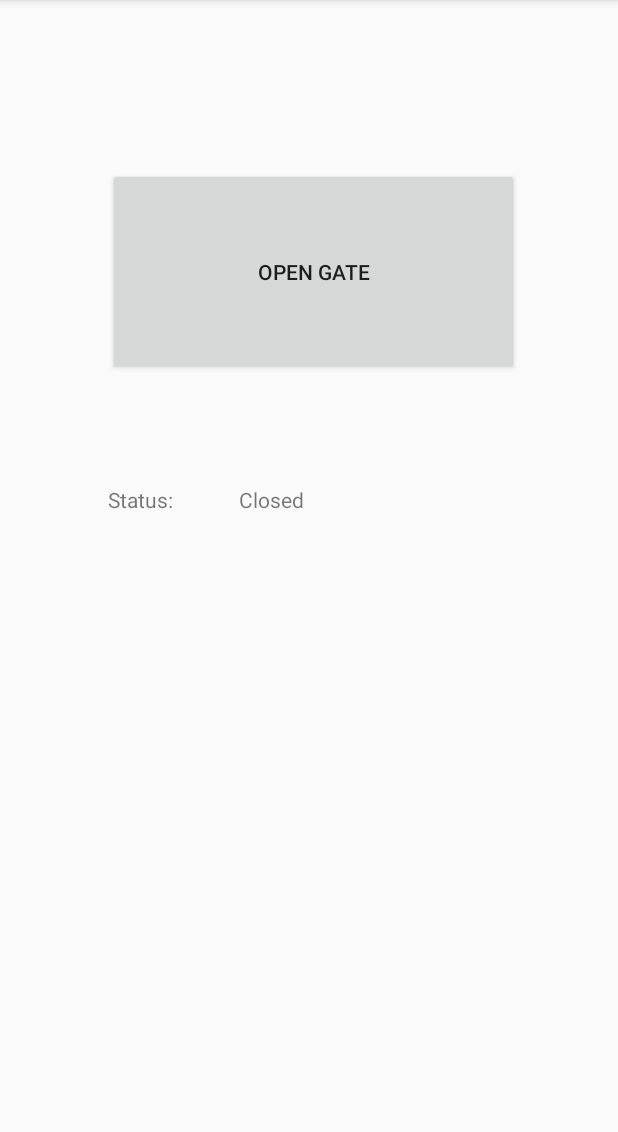
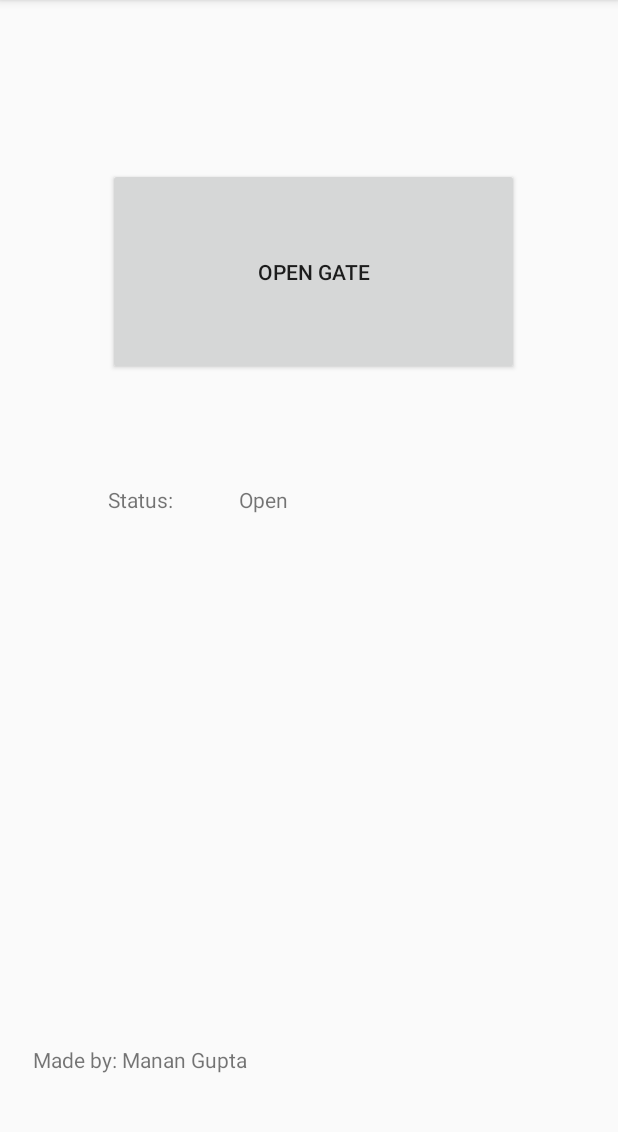
Before and after one commit to LukeTeaKirk/GateArduinoUnlock, an Android app: the screen it shows after launch (MainActivity), after a tap on "OPEN GATE", on a phone screen of 412 x 824 dp, the part 84-1216 px from its top. Run offline under Robolectric (Android 15) with nearby library versions, the phone set to English and light mode, and no system bars; libraries missing offline, so code that uses them is left out: com.amazonaws.auth, com.amazonaws.regions, com.amazonaws.services; 5 statements that could not run were skipped.

Commit message:
added aws functionality works outside of local network now

```diff
--- a/app/build.gradle
+++ b/app/build.gradle
@@ -10,6 +10,7 @@ android {
         targetSdkVersion 30
         versionCode 1
         versionName "1.0"
+        multiDexEnabled true
 
         testInstrumentationRunner "androidx.test.runner.AndroidJUnitRunner"
     }
@@ -23,6 +24,10 @@ android {
 }
 
 dependencies {
+    implementation 'com.amazonaws:aws-android-sdk-s3:2.6.30'
+    implementation 'com.amazonaws:aws-android-sdk-core:2.6.30'
+    implementation 'com.amazonaws:aws-android-sdk-ddb:2.6.30'
+    coreLibraryDesugaring 'com.android.tools:desugar_jdk_libs:1.1.1'
     implementation fileTree(dir: "libs", include: ["*.jar"])
     implementation 'androidx.appcompat:appcompat:1.1.0'
     implementation 'androidx.constraintlayout:constraintlayout:1.1.3'
--- a/app/src/main/AndroidManifest.xml
+++ b/app/src/main/AndroidManifest.xml
@@ -3,7 +3,10 @@
     package="com.manan.doorunlocker">
     <uses-permission android:name="android.permission.INTERNET" />
     <uses-permission android:name="android.permission.ACCESS_NETWORK_STATE" />
-
+    <uses-permission
+        android:name="android.permission.WRITE_EXTERNAL_STORAGE"
+    />
+    <uses-permission android:name="android.permission.READ_EXTERNAL_STORAGE" />
     <application
         android:allowBackup="true"
         android:icon="@mipmap/ic_launcher"
@@ -11,6 +14,7 @@
         android:roundIcon="@mipmap/ic_launcher_round"
         android:supportsRtl="true"
         android:theme="@style/AppTheme">
+
         <activity android:name=".MainActivity">
             <intent-filter>
                 <action android:name="android.intent.action.MAIN" />
--- a/app/src/main/java/com/manan/doorunlocker/MainActivity.java
+++ b/app/src/main/java/com/manan/doorunlocker/MainActivity.java
@@ -2,14 +2,24 @@ package com.manan.doorunlocker;
 import android.annotation.SuppressLint;
 import android.net.wifi.WifiInfo;
 import android.net.wifi.WifiManager;
+import android.os.AsyncTask;
 import android.os.Bundle;
+import android.os.Environment;
+import android.os.StrictMode;
+import android.util.Log;
 import android.view.View;
 import android.widget.Button;
 import android.widget.EditText;
 import android.widget.TextView;
 import java.io.BufferedReader;
+import java.io.BufferedWriter;
+import java.io.File;
+import java.io.FileNotFoundException;
+import java.io.FileOutputStream;
+import java.io.FileWriter;
 import java.io.IOException;
 import java.io.InputStreamReader;
+import java.io.OutputStream;
 import java.io.PrintWriter;
 import java.net.InetAddress;
 import java.net.ServerSocket;
@@ -20,6 +30,15 @@ import java.nio.ByteOrder;
 import androidx.appcompat.app.AppCompatActivity;
 
 import android.os.Bundle;
+
+
+import com.amazonaws.auth.BasicAWSCredentials;
+import com.amazonaws.auth.CognitoCachingCredentialsProvider;
+
+import com.amazonaws.regions.Regions;
+import com.amazonaws.services.s3.AmazonS3;
+import com.amazonaws.services.s3.AmazonS3Client;
+import com.amazonaws.services.s3.model.CopyObjectRequest;
 
 import org.w3c.dom.Text;
 
@@ -32,13 +51,19 @@ public class MainActivity extends AppCompatActivity {
     @Override
     protected void onCreate(Bundle savedInstanceState) {
         super.onCreate(savedInstanceState);
+        StrictMode.ThreadPolicy policy = new StrictMode.ThreadPolicy.Builder().permitAll().build();
+        StrictMode.setThreadPolicy(policy);
+
         setContentView(R.layout.activity_main);
         Button btnConnect = findViewById(R.id.gateButton);
         statusTV = findViewById(R.id.StatusTV);
         btnConnect.setOnClickListener(new View.OnClickListener() {
             @Override
             public void onClick(View v) {
-                SERVER_IP = "2405:204:340b:3a26:501f:a126:ef32:565d";
+                upload();
+                //SERVER_IP = "192.168.1.111";
+                SERVER_IP = "172.27.242.120";
+                        // SERVER_IP = "2405:204:340b:3a26:501f:a126:ef32:565d";
                 SERVER_IP = SERVER_IP.trim();
                 String SERVER_PORTs = "63890";
                 SERVER_PORT = Integer.parseInt(SERVER_PORTs.trim());
@@ -47,6 +72,31 @@ public class MainActivity extends AppCompatActivity {
             }
         });
     }
+    public void upload() {
+        SendfeedbackJob job = new SendfeedbackJob();
+        String[] J = null;
+        job.doInBackground(J);
+    }
+    private class SendfeedbackJob extends AsyncTask<String, Void, String> {
+
+        @Override
+        protected String doInBackground(String[] params) {
+            BasicAWSCredentials awsCreds = new BasicAWSCredentials("AKIAYCG5WKDQAVEQLYMD", "EfPD9jZ9JHWoOwQsvVIxYV6zvu8hxKUEenRlivI8");
+
+            AmazonS3 s3 = new AmazonS3Client(awsCreds);
+            s3.deleteObject("dooropener", "example2.txt");
+            CopyObjectRequest copyObjRequest = new CopyObjectRequest("dooropener", "example.txt", "dooropener", "example2.txt");
+            s3.copyObject(copyObjRequest);
+            statusTV.setText("Open");
+            return "some message";
+        }
+
+        @Override
+        protected void onPostExecute(String message) {
+            //process message
+        }
+    }
+
     private PrintWriter output;
     private BufferedReader input;
     class Thread1 implements Runnable {
--- a/app/src/main/res/layout/activity_main.xml
+++ b/app/src/main/res/layout/activity_main.xml
@@ -39,4 +39,15 @@
         app:layout_constraintStart_toEndOf="@+id/StatusText"
         app:layout_constraintTop_toBottomOf="@+id/gateButton" />
 
+    <TextView
+        android:id="@+id/textView6"
+        android:layout_width="wrap_content"
+        android:layout_height="wrap_content"
+        android:layout_marginStart="22dp"
+        android:layout_marginLeft="22dp"
+        android:layout_marginTop="354dp"
+        android:text="Made by: Manan Gupta"
+        app:layout_constraintStart_toStartOf="parent"
+        app:layout_constraintTop_toBottomOf="@+id/StatusText" />
+
 </androidx.constraintlayout.widget.ConstraintLayout>
```
Also changed, not shown: 1 other file.
